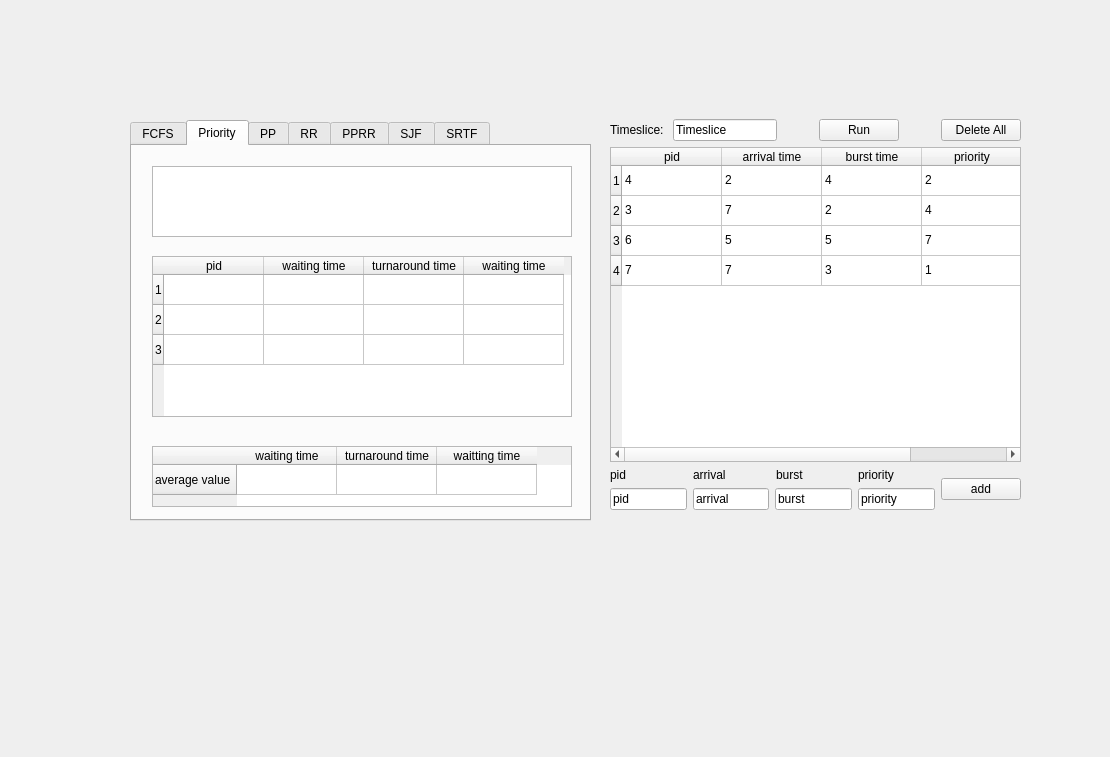
Old version of the form mainwindow.ui in the repository jseop-lim/cpu-scheduling-simulator-python.
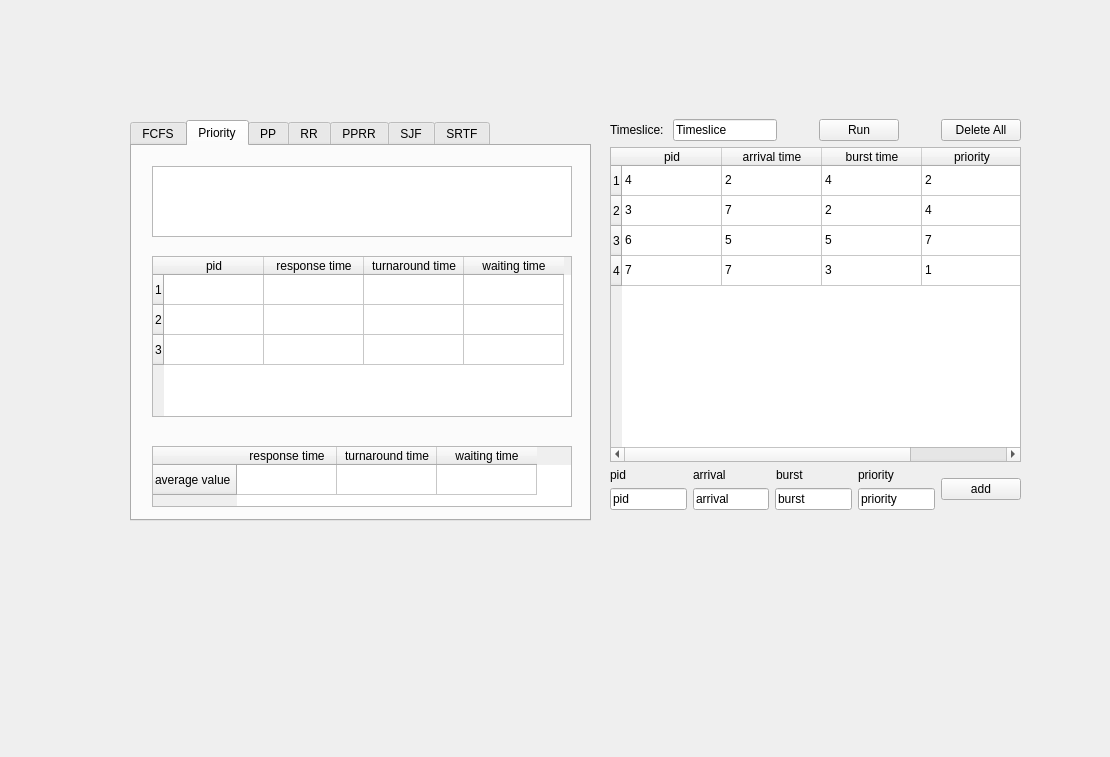
New version of the form.

The edit to the form file:
```diff
--- a/mainwindow.ui
+++ b/mainwindow.ui
@@ -154,7 +154,7 @@
       </column>
       <column>
        <property name="text">
-        <string>waiting time</string>
+        <string>response time</string>
        </property>
       </column>
       <column>
@@ -184,7 +184,7 @@
       </row>
       <column>
        <property name="text">
-        <string>waiting time</string>
+        <string>response time</string>
        </property>
       </column>
       <column>
@@ -194,7 +194,7 @@
       </column>
       <column>
        <property name="text">
-        <string>waitting time</string>
+        <string>waiting time</string>
        </property>
       </column>
      </widget>
```
Left out of the diff: 32 changed lines with no effect on the pictures.
